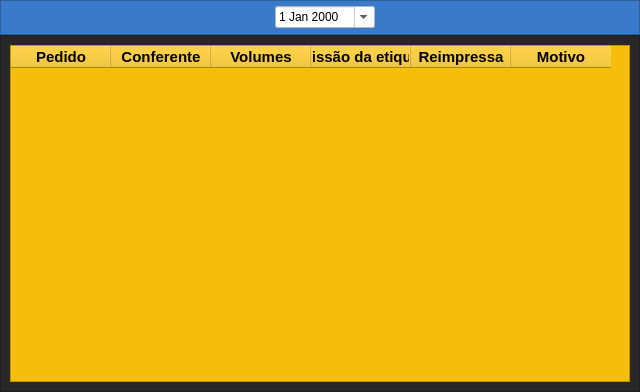
maatkur/delivery_labels, file ui/ui_printed_labels/ui_printed_labels.ui: the form before one commit.
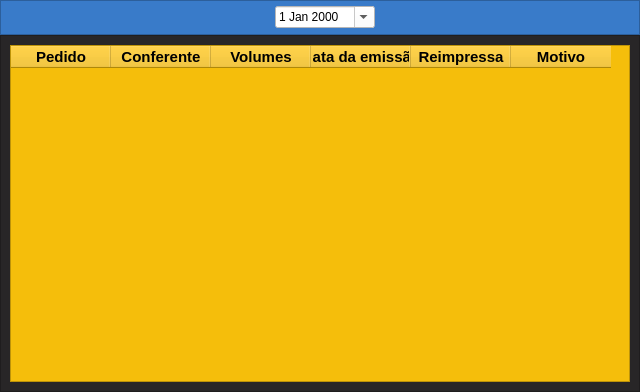
The form after the commit. Icons and pictures are not drawn.

```diff
--- a/ui/ui_printed_labels/ui_printed_labels.ui
+++ b/ui/ui_printed_labels/ui_printed_labels.ui
@@ -205,7 +205,7 @@
          </column>
          <column>
           <property name="text">
-           <string>Emissão da etiqueta</string>
+           <string>Data da emissão</string>
           </property>
           <property name="font">
            <font>
```
Left out of the diff: 6 changed lines with no effect on the pictures.
